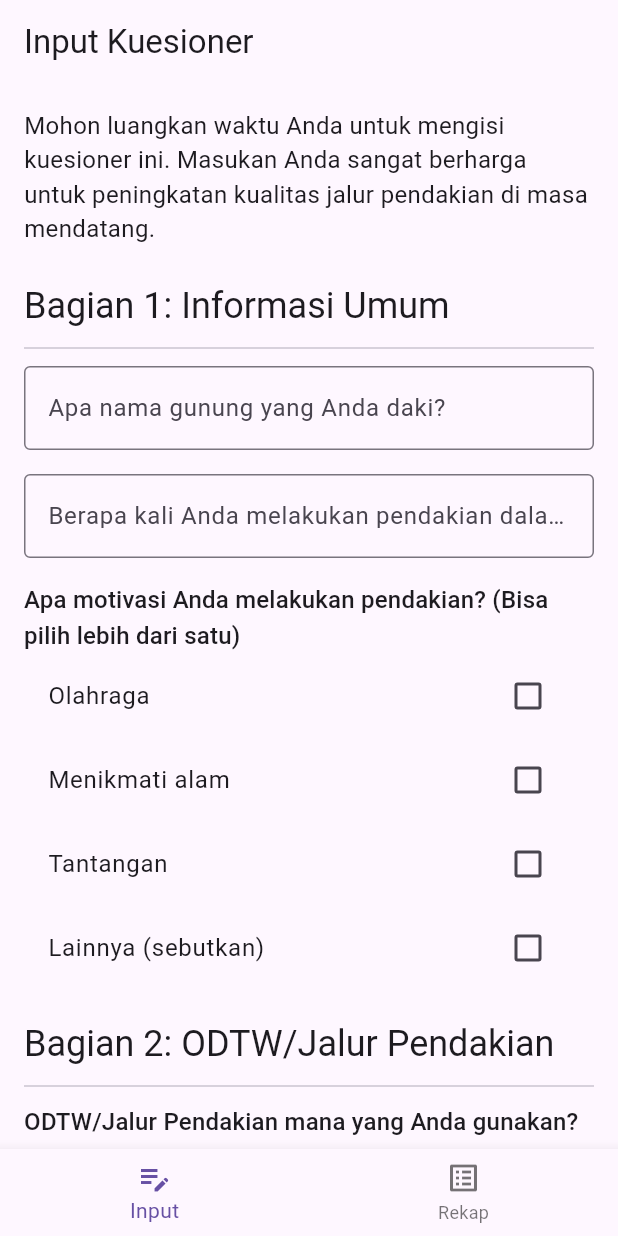
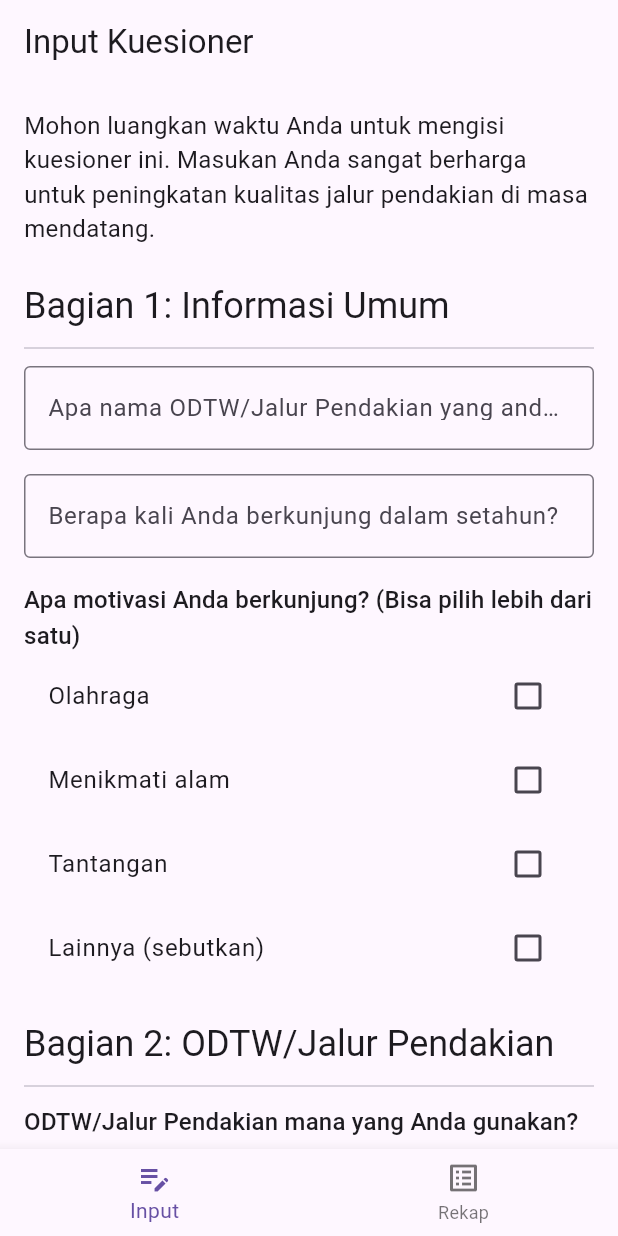
Before and after one commit to syaifa21/kuesioner_pendakian, a Flutter app: the screen it shows after launch, on a phone screen of 412 x 824 dp. Run offline on Flutter 3.47's test engine with Material 3 defaults, Android fonts, the phone set to English and light mode, and no system bars; our stand-ins replace permission_handler, share_plus, shared_preferences; missing offline and left inert: path_provider_android.

Commit message:
fix pertanyaan

```diff
--- a/lib/questionnaire_pages.dart
+++ b/lib/questionnaire_pages.dart
@@ -283,7 +283,7 @@ class _QuestionnaireScreenState extends State<QuestionnaireScreen> with Automati
             const Divider(height: 24, thickness: 1),
             TextFormField(
               decoration: const InputDecoration(
-                labelText: 'Apa nama gunung yang Anda daki?',
+                labelText: 'Apa nama ODTW/Jalur Pendakian yang anda kunjungi?',
                 border: OutlineInputBorder(),
               ),
               onChanged: (value) {
@@ -293,7 +293,7 @@ class _QuestionnaireScreenState extends State<QuestionnaireScreen> with Automati
               },
               validator: (value) {
                 if (value == null || value.isEmpty) {
-                  return 'Mohon masukkan nama gunung';
+                  return 'Mohon masukkan namanya';
                 }
                 return null;
               },
@@ -302,7 +302,7 @@ class _QuestionnaireScreenState extends State<QuestionnaireScreen> with Automati
             TextFormField(
               keyboardType: TextInputType.number,
               decoration: const InputDecoration(
-                labelText: 'Berapa kali Anda melakukan pendakian dalam setahun?',
+                labelText: 'Berapa kali Anda berkunjung dalam setahun?',
                 border: OutlineInputBorder(),
               ),
               onChanged: (value) {
@@ -312,7 +312,7 @@ class _QuestionnaireScreenState extends State<QuestionnaireScreen> with Automati
               },
               validator: (value) {
                 if (value == null || value.isEmpty) {
-                  return 'Mohon masukkan frekuensi pendakian';
+                  return 'Mohon masukkan frekuensi ';
                 }
                 if (int.tryParse(value) == null) {
                   return 'Mohon masukkan angka yang valid';
@@ -321,7 +321,7 @@ class _QuestionnaireScreenState extends State<QuestionnaireScreen> with Automati
               },
             ),
             const SizedBox(height: 16),
-            Text('Apa motivasi Anda melakukan pendakian? (Bisa pilih lebih dari satu)', style: Theme.of(context).textTheme.titleMedium),
+            Text('Apa motivasi Anda berkunjung? (Bisa pilih lebih dari satu)', style: Theme.of(context).textTheme.titleMedium),
             Column(
               children: [
                 CheckboxListTile(
@@ -556,16 +556,6 @@ class _QuestionnaireScreenState extends State<QuestionnaireScreen> with Automati
                 RadioListTile<String>(
                   title: const Text('Cukup terawat'),
                   value: 'cukup_terawat',
-                  groupValue: _currentData.kondisiJalurPerawatan,
-                  onChanged: (String? value) {
-                    setState(() {
-                      _currentData.kondisiJalurPerawatan = value;
-                    });
-                  },
-                ),
-                RadioListTile<String>(
-                  title: const Text('Kurang terawat'),
-                  value: 'kurang_terawat',
                   groupValue: _currentData.kondisiJalurPerawatan,
                   onChanged: (String? value) {
                     setState(() {
```
